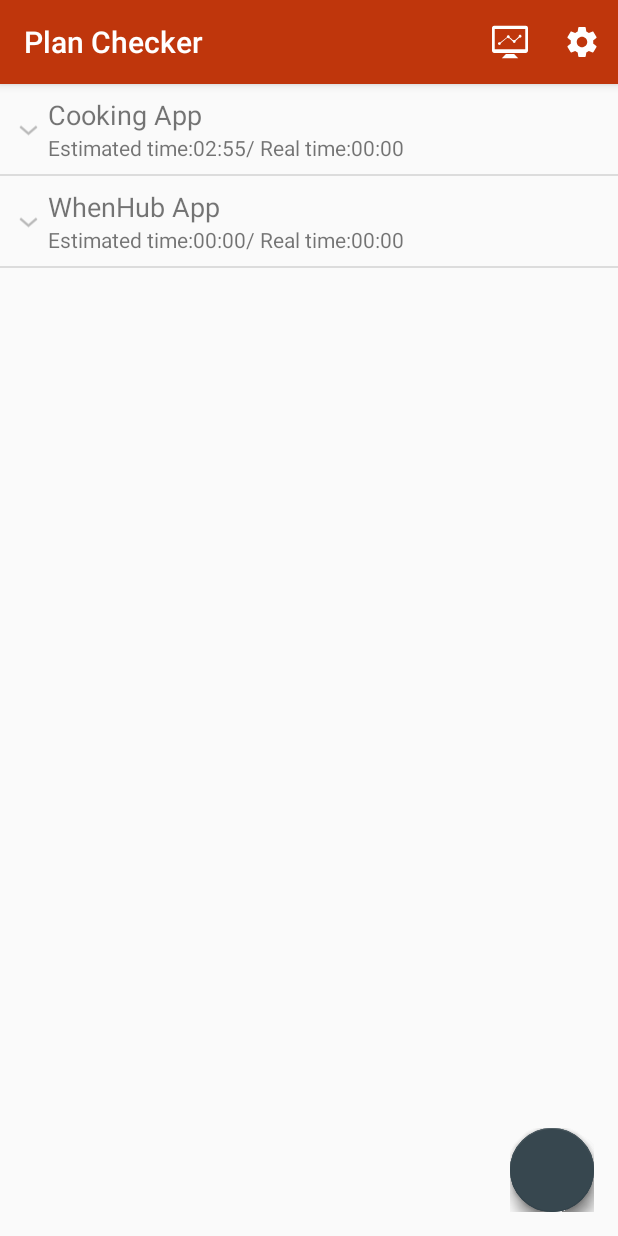
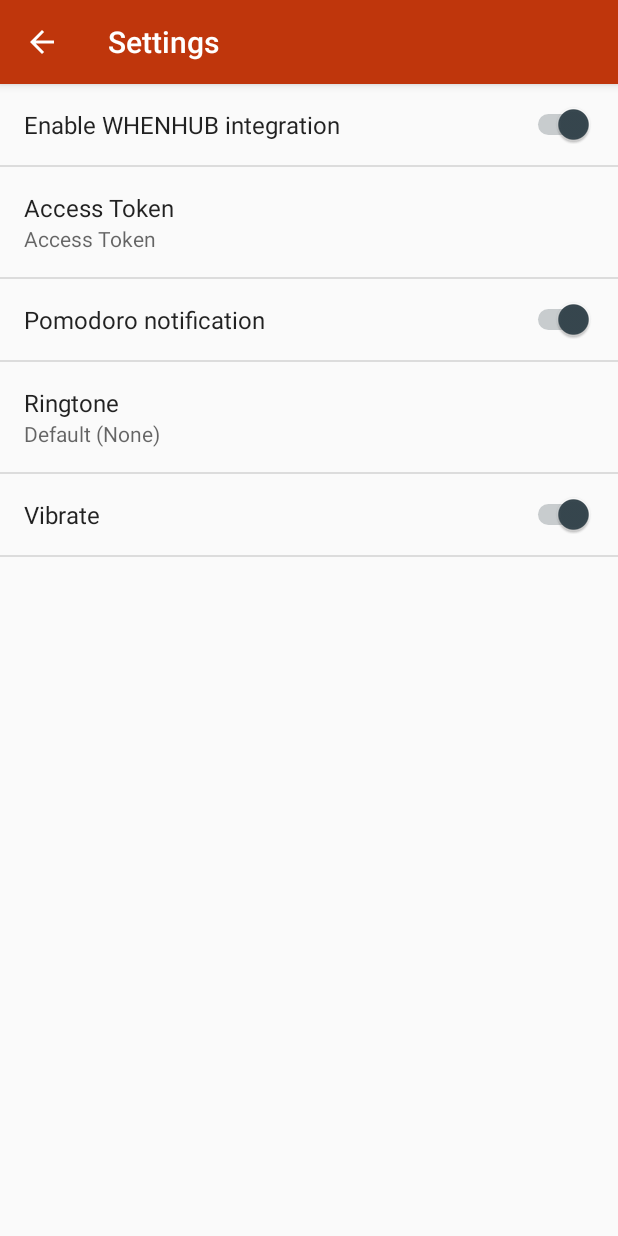
Before and after one commit to Yahhi/PlanChecker, an Android app: the screen it shows after launch (MainActivity before the commit, SettingsActivity after it), after a tap on "Settings", on a phone screen of 412 x 824 dp. Run offline under Robolectric (Android 15) with nearby library versions, the light colour scheme and no system bars; libraries missing offline, so code that uses them is left out: com.getbase.floatingactionbutton; plain views replace FloatingActionButton, FloatingActionsMenu; 6 statements that could not run were skipped.

Commit message:
Settings added

```diff
--- a/app/build.gradle
+++ b/app/build.gradle
@@ -29,5 +29,7 @@
     compile 'com.android.support.constraint:constraint-layout:1.0.2'
     compile 'com.android.support:design:25.3.1'
     compile 'com.getbase:floatingactionbutton:1.10.1'
+    compile 'com.android.support:support-v4:25.3.1'
+    compile 'com.android.support:support-vector-drawable:25.3.1'
     testCompile 'junit:junit:4.12'
 }
--- /dev/null
+++ b/app/src/main/java/ru/na_uglu/planchecker/AppCompatPreferenceActivity.java
@@ -0,0 +1,109 @@
+package ru.na_uglu.planchecker;
+
+import android.content.res.Configuration;
+import android.os.Bundle;
+import android.preference.PreferenceActivity;
+import android.support.annotation.LayoutRes;
+import android.support.annotation.Nullable;
+import android.support.v7.app.ActionBar;
+import android.support.v7.app.AppCompatDelegate;
+import android.support.v7.widget.Toolbar;
+import android.view.MenuInflater;
+import android.view.View;
+import android.view.ViewGroup;
+
+/**
+ * A {@link android.preference.PreferenceActivity} which implements and proxies the necessary calls
+ * to be used with AppCompat.
+ */
+public abstract class AppCompatPreferenceActivity extends PreferenceActivity {
+
+    private AppCompatDelegate mDelegate;
+
+    @Override
+    protected void onCreate(Bundle savedInstanceState) {
+        getDelegate().installViewFactory();
+        getDelegate().onCreate(savedInstanceState);
+        super.onCreate(savedInstanceState);
+    }
+
+    @Override
+    protected void onPostCreate(Bundle savedInstanceState) {
+        super.onPostCreate(savedInstanceState);
+        getDelegate().onPostCreate(savedInstanceState);
+    }
+
+    public ActionBar getSupportActionBar() {
+        return getDelegate().getSupportActionBar();
+    }
+
+    public void setSupportActionBar(@Nullable Toolbar toolbar) {
+        getDelegate().setSupportActionBar(toolbar);
+    }
+
+    @Override
+    public MenuInflater getMenuInflater() {
+        return getDelegate().getMenuInflater();
+    }
+
+    @Override
+    public void setContentView(@LayoutRes int layoutResID) {
+        getDelegate().setContentView(layoutResID);
+    }
+
+    @Override
+    public void setContentView(View view) {
+        getDelegate().setContentView(view);
+    }
+
+    @Override
+    public void setContentView(View view, ViewGroup.LayoutParams params) {
+        getDelegate().setContentView(view, params);
+    }
+
+    @Override
+    public void addContentView(View view, ViewGroup.LayoutParams params) {
+        getDelegate().addContentView(view, params);
+    }
+
+    @Override
+    protected void onPostResume() {
+        super.onPostResume();
+        getDelegate().onPostResume();
+    }
+
+    @Override
+    protected void onTitleChanged(CharSequence title, int color) {
+        super.onTitleChanged(title, color);
+        getDelegate().setTitle(title);
+    }
+
+    @Override
+    public void onConfigurationChanged(Configuration newConfig) {
+        super.onConfigurationChanged(newConfig);
+        getDelegate().onConfigurationChanged(newConfig);
+    }
+
+    @Override
+    protected void onStop() {
+        super.onStop();
+        getDelegate().onStop();
+    }
+
+    @Override
+    protected void onDestroy() {
+        super.onDestroy();
+        getDelegate().onDestroy();
+    }
+
+    public void invalidateOptionsMenu() {
+        getDelegate().invalidateOptionsMenu();
+    }
+
+    private AppCompatDelegate getDelegate() {
+        if (mDelegate == null) {
+            mDelegate = AppCompatDelegate.create(this, null);
+        }
+        return mDelegate;
+    }
+}
--- a/app/src/main/java/ru/na_uglu/planchecker/MainActivity.java
+++ b/app/src/main/java/ru/na_uglu/planchecker/MainActivity.java
@@ -175,9 +175,14 @@
     public boolean onOptionsItemSelected(MenuItem item) {
         int id = item.getItemId();
 
-        //noinspection SimplifiableIfStatement
         if (id == R.id.action_settings) {
+            Intent intent = new Intent(this, SettingsActivity.class);
+            startActivity(intent);
             return true;
+        } else if (id == R.id.info_menu_item) {
+            //TODO open info activity
+        } else if (id == R.id.whenhub_menu_item) {
+            //TODO open whenhub for user
         }
 
         return super.onOptionsItemSelected(item);
--- /dev/null
+++ b/app/src/main/java/ru/na_uglu/planchecker/SettingsActivity.java
@@ -0,0 +1,139 @@
+package ru.na_uglu.planchecker;
+
+
+import android.annotation.TargetApi;
+import android.content.Context;
+import android.content.Intent;
+import android.content.res.Configuration;
+import android.media.Ringtone;
+import android.media.RingtoneManager;
+import android.net.Uri;
+import android.os.Build;
+import android.os.Bundle;
+import android.preference.ListPreference;
+import android.preference.Preference;
+import android.preference.PreferenceActivity;
+import android.support.v7.app.ActionBar;
+import android.preference.PreferenceFragment;
+import android.preference.PreferenceManager;
+import android.preference.RingtonePreference;
+import android.support.v7.widget.Toolbar;
+import android.text.TextUtils;
+import android.view.MenuItem;
+import android.support.v4.app.NavUtils;
+
+import java.util.List;
+
+/**
+ * A {@link PreferenceActivity} that presents a set of application settings. On
+ * handset devices, settings are presented as a single list. On tablets,
+ * settings are split by category, with category headers shown to the left of
+ * the list of settings.
+ * <p>
+ * See <a href="http://developer.android.com/design/patterns/settings.html">
+ * Android Design: Settings</a> for design guidelines and the <a
+ * href="http://developer.android.com/guide/topics/ui/settings.html">Settings
+ * API Guide</a> for more information on developing a Settings UI.
+ */
+public class SettingsActivity extends AppCompatPreferenceActivity {
+    /**
+     * A preference value change listener that updates the preference's summary
+     * to reflect its new value.
+     */
+    private static Preference.OnPreferenceChangeListener sBindPreferenceSummaryToValueListener = new Preference.OnPreferenceChangeListener() {
+        @Override
+        public boolean onPreferenceChange(Preference preference, Object value) {
+            String stringValue = value.toString();
+
+            if (preference instanceof RingtonePreference) {
+                // For ringtone preferences, look up the correct display value
+                // using RingtoneManager.
+                if (TextUtils.isEmpty(stringValue)) {
+                    // Empty values correspond to 'silent' (no ringtone).
+                    preference.setSummary(R.string.pref_ringtone_silent);
+
+                } else {
+                    Ringtone ringtone = RingtoneManager.getRingtone(
+                            preference.getContext(), Uri.parse(stringValue));
+
+                    if (ringtone == null) {
+                        // Clear the summary if there was a lookup error.
+                        preference.setSummary(null);
+                    } else {
+                        // Set the summary to reflect the new ringtone display
+                        // name.
+                        String name = ringtone.getTitle(preference.getContext());
+                        preference.setSummary(name);
+                    }
+                }
+
+            } else {
+                // For all other preferences, set the summary to the value's
+                // simple string representation.
+                preference.setSummary(stringValue);
+            }
+            return true;
+        }
+    };
+
+    /**
+     * Binds a preference's summary to its value. More specifically, when the
+     * preference's value is changed, its summary (line of text below the
+     * preference title) is updated to reflect the value. The summary is also
+     * immediately updated upon calling this method. The exact display format is
+     * dependent on the type of preference.
+     *
+     * @see #sBindPreferenceSummaryToValueListener
+     */
+    private static void bindPreferenceSummaryToValue(Preference preference) {
+        // Set the listener to watch for value changes.
+        preference.setOnPreferenceChangeListener(sBindPreferenceSummaryToValueListener);
+
+        // Trigger the listener immediately with the preference's
+        // current value.
+        sBindPreferenceSummaryToValueListener.onPreferenceChange(preference,
+                PreferenceManager
+                        .getDefaultSharedPreferences(preference.getContext())
+                        .getString(preference.getKey(), ""));
+    }
+
+    @Override
+    protected void onCreate(Bundle savedInstanceState) {
+        super.onCreate(savedInstanceState);
+        setupActionBar();
+        addPreferencesFromResource(R.xml.pref_general);
+
+        // Bind the summaries of EditText/List/Dialog/Ringtone preferences
+        // to their values. When their values change, their summaries are
+        // updated to reflect the new value, per the Android Design
+        // guidelines.
+        bindPreferenceSummaryToValue(findPreference("access_token"));
+        bindPreferenceSummaryToValue(findPreference("notifications_ringtone"));
+    }
+
+    /**
+     * Set up the {@link android.app.ActionBar}, if the API is available.
+     */
+    private void setupActionBar() {
+        ActionBar actionBar = getSupportActionBar();
+        if (actionBar != null) {
+            // Show the Up button in the action bar.
+            actionBar.setDisplayHomeAsUpEnabled(true);
+        }
+    }
+
+    @Override
+    public boolean onMenuItemSelected(int featureId, MenuItem item) {
+        int id = item.getItemId();
+        if (id == android.R.id.home) {
+            if (!super.onMenuItemSelected(featureId, item)) {
+                NavUtils.navigateUpFromSameTask(this);
+            }
+            return true;
+        }
+        return super.onMenuItemSelected(featureId, item);
+    }
+
+
+
+}
--- /dev/null
+++ b/app/src/main/res/drawable/ic_info_white_24dp.xml
@@ -0,0 +1,9 @@
+<vector xmlns:android="http://schemas.android.com/apk/res/android"
+        android:width="24dp"
+        android:height="24dp"
+        android:viewportWidth="24.0"
+        android:viewportHeight="24.0">
+    <path
+        android:fillColor="#FFFFFF"
+        android:pathData="M12,2C6.48,2 2,6.48 2,12s4.48,10 10,10 10,-4.48 10,-10S17.52,2 12,2zM13,17h-2v-6h2v6zM13,9h-2L11,7h2v2z"/>
+</vector>
--- a/app/src/main/res/menu/menu_main.xml
+++ b/app/src/main/res/menu/menu_main.xml
@@ -3,14 +3,21 @@
     xmlns:tools="http://schemas.android.com/tools"
     tools:context="ru.na_uglu.planchecker.MainActivity">
     <item
+        android:id="@+id/whenhub_menu_item"
         android:icon="@drawable/ic_graph_line_screen"
         android:orderInCategory="100"
         android:title="@string/graph"
         app:showAsAction="always" />
     <item
+        android:id="@+id/info_menu_item"
+        android:icon="@drawable/ic_info_white_24dp"
+        android:orderInCategory="101"
+        android:title="@string/info"
+        app:showAsAction="ifRoom" />
+    <item
         android:id="@+id/action_settings"
         android:icon="@drawable/ic_settings_white_24dp"
-        android:orderInCategory="101"
+        android:orderInCategory="102"
         android:title="@string/action_settings"
         app:showAsAction="ifRoom" />
 </menu>
--- a/app/src/main/res/values/strings.xml
+++ b/app/src/main/res/values/strings.xml
@@ -36,4 +36,22 @@
     <string name="done">Done</string>
     <string name="edit">Edit</string>
     <string name="delete">Delete</string>
+    <string name="title_activity_settings">Settings</string>
+
+    <!-- Strings related to Settings -->
+    <string name="pref_integration_enable">Enable WHENHUB integration</string>
+    <string name="pref_description_integration">WHENHUB lets you share and see your
+        productivity charts in a new and creative way
+    </string>
+
+    <string name="pref_access_token">Access Token</string>
+    <string name="pref_default_token">64 characters from your profile in WHENHUB Studio</string>
+
+    <string name="pref_title_new_message_notifications">Pomodoro notification</string>
+
+    <string name="pref_title_ringtone">Ringtone</string>
+    <string name="pref_ringtone_silent">Silent</string>
+
+    <string name="pref_title_vibrate">Vibrate</string>
+    <string name="info">Info</string>
 </resources>
--- /dev/null
+++ b/app/src/main/res/xml/pref_general.xml
@@ -0,0 +1,44 @@
+<PreferenceScreen xmlns:android="http://schemas.android.com/apk/res/android">
+
+    <SwitchPreference
+        android:defaultValue="true"
+        android:key="example_switch"
+        android:title="@string/pref_integration_enable" />
+
+    <!-- NOTE: EditTextPreference accepts EditText attributes. -->
+    <!-- NOTE: EditTextPreference's summary should be set to its value by the activity code. -->
+    <EditTextPreference
+        android:capitalize="words"
+        android:defaultValue="@string/pref_access_token"
+        android:dependency="example_switch"
+        android:key="access_token"
+        android:maxLines="1"
+        android:selectAllOnFocus="true"
+        android:singleLine="true"
+        android:title="@string/pref_access_token" />
+
+    <!-- A 'parent' preference, which enables/disables child preferences (below)
+             when checked/unchecked. -->
+    <SwitchPreference
+        android:defaultValue="true"
+        android:key="notifications_new_message"
+        android:title="@string/pref_title_new_message_notifications" />
+
+    <!-- Allows the user to choose a ringtone in the 'notification' category. -->
+    <!-- NOTE: This preference will be enabled only when the checkbox above is checked. -->
+    <!-- NOTE: RingtonePreference's summary should be set to its value by the activity code. -->
+    <RingtonePreference
+        android:defaultValue="content://settings/system/notification_sound"
+        android:dependency="notifications_new_message"
+        android:key="notifications_ringtone"
+        android:ringtoneType="notification"
+        android:title="@string/pref_title_ringtone" />
+
+    <!-- NOTE: This preference will be enabled only when the checkbox above is checked. -->
+    <SwitchPreference
+        android:defaultValue="true"
+        android:dependency="notifications_new_message"
+        android:key="notifications_new_message_vibrate"
+        android:title="@string/pref_title_vibrate" />
+
+</PreferenceScreen>
```
Also changed, not shown: app/src/main/AndroidManifest.xml (+8 -0 lines), app/src/main/res/drawable/ic_info_black_24dp.xml (added, +9 -0 lines).
